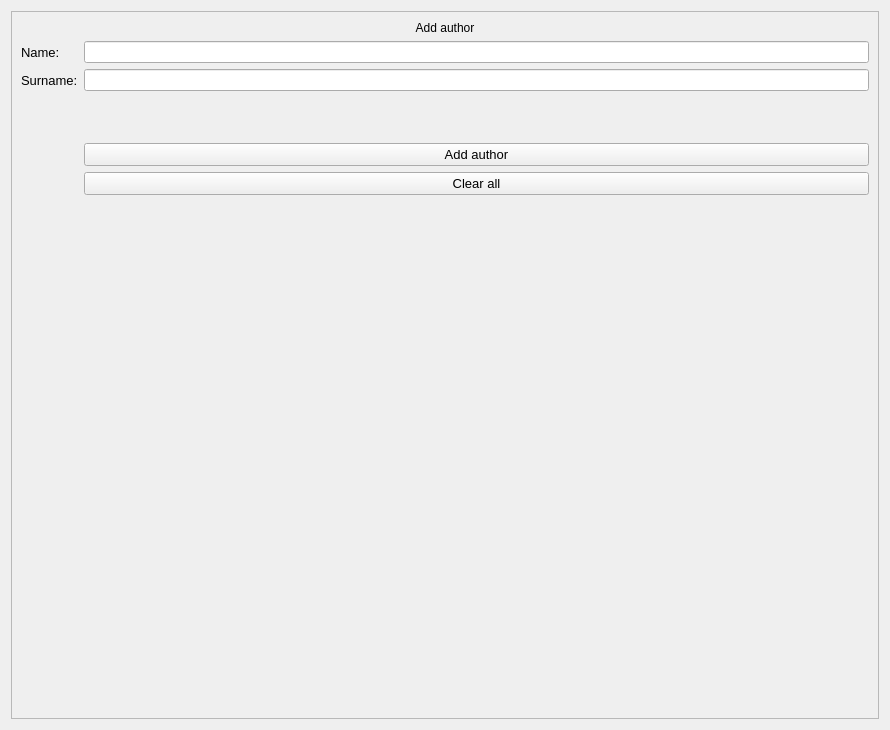
nisaia/P-yQt-ersonal-management-system, file assets/XML/addAuthor_window.ui: the form before one commit.
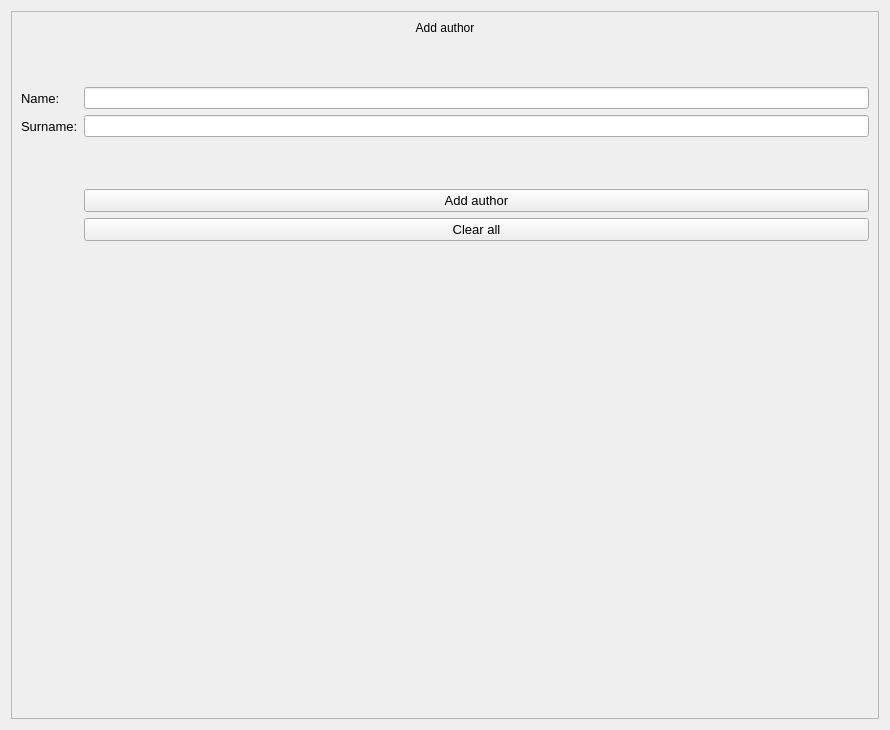
The form after the commit.

The edit to the form file:
```diff
--- a/assets/XML/addAuthor_window.ui
+++ b/assets/XML/addAuthor_window.ui
@@ -33,7 +33,7 @@
       <enum>QFrame::Raised</enum>
      </property>
      <layout class="QFormLayout" name="formLayout">
-      <item row="1" column="0">
+      <item row="2" column="0">
        <widget class="QLabel" name="authorName_label">
         <property name="font">
          <font>
@@ -45,10 +45,10 @@
         </property>
        </widget>
       </item>
-      <item row="1" column="1">
+      <item row="2" column="1">
        <widget class="QLineEdit" name="authorName_lineEdit"/>
       </item>
-      <item row="2" column="0">
+      <item row="3" column="0">
        <widget class="QLabel" name="authorSurname_label">
         <property name="font">
          <font>
@@ -60,22 +60,22 @@
         </property>
        </widget>
       </item>
-      <item row="2" column="1">
+      <item row="3" column="1">
        <widget class="QLineEdit" name="authorSurname_lineEdit"/>
       </item>
-      <item row="4" column="1">
-       <widget class="QPushButton" name="addAuthor_button">
-        <property name="font">
-         <font>
-          <pointsize>10</pointsize>
-         </font>
-        </property>
-        <property name="text">
-         <string>Add author</string>
-        </property>
-       </widget>
-      </item>
       <item row="5" column="1">
+       <widget class="QPushButton" name="addAuthor_button">
+        <property name="font">
+         <font>
+          <pointsize>10</pointsize>
+         </font>
+        </property>
+        <property name="text">
+         <string>Add author</string>
+        </property>
+       </widget>
+      </item>
+      <item row="6" column="1">
        <widget class="QPushButton" name="clearAll_button">
         <property name="font">
          <font>
@@ -97,7 +97,23 @@
         </property>
        </widget>
       </item>
-      <item row="3" column="1">
+      <item row="1" column="0" colspan="2">
+       <spacer name="verticalSpacer_2">
+        <property name="orientation">
+         <enum>Qt::Vertical</enum>
+        </property>
+        <property name="sizeType">
+         <enum>QSizePolicy::Preferred</enum>
+        </property>
+        <property name="sizeHint" stdset="0">
+         <size>
+          <width>20</width>
+          <height>40</height>
+         </size>
+        </property>
+       </spacer>
+      </item>
+      <item row="4" column="0" colspan="2">
        <spacer name="verticalSpacer">
         <property name="orientation">
          <enum>Qt::Vertical</enum>
```
